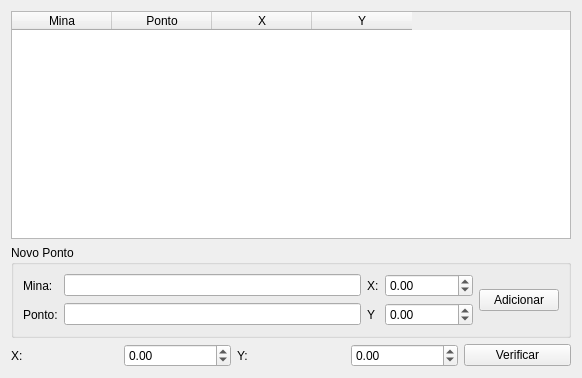
The window that pointinpolygon.ui (gogo40/GoGo-PointsInAPolygon) describes before a commit, drawn with Qt 5.
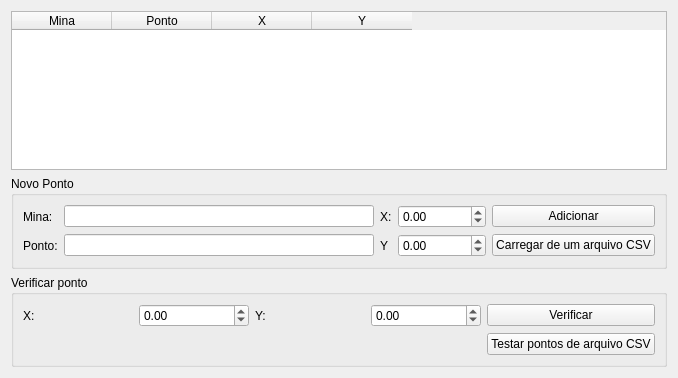
The same window after the commit.

Patch:
```diff
--- a/pointinpolygon.ui
+++ b/pointinpolygon.ui
@@ -6,7 +6,7 @@
    <rect>
     <x>0</x>
     <y>0</y>
-    <width>582</width>
+    <width>678</width>
     <height>378</height>
    </rect>
   </property>
@@ -14,23 +14,6 @@
    <string>Point In A Polygon</string>
   </property>
   <layout class="QGridLayout" name="gridLayout_2">
-   <item row="2" column="0">
-    <widget class="QLabel" name="label_3">
-     <property name="text">
-      <string>X:</string>
-     </property>
-    </widget>
-   </item>
-   <item row="2" column="1">
-    <widget class="QDoubleSpinBox" name="xPoint">
-     <property name="minimum">
-      <double>-9999999.000000000000000</double>
-     </property>
-     <property name="maximum">
-      <double>9999999.000000000000000</double>
-     </property>
-    </widget>
-   </item>
    <item row="0" column="0" colspan="5">
     <widget class="QTableWidget" name="PolygonTable">
      <property name="sizeAdjustPolicy">
@@ -61,31 +44,7 @@
      </column>
     </widget>
    </item>
-   <item row="2" column="2">
-    <widget class="QLabel" name="label_4">
-     <property name="text">
-      <string>Y:</string>
-     </property>
-    </widget>
-   </item>
-   <item row="2" column="3">
-    <widget class="QDoubleSpinBox" name="yPoint">
-     <property name="minimum">
-      <double>-9999999.000000000000000</double>
-     </property>
-     <property name="maximum">
-      <double>9999999.000000000000000</double>
-     </property>
-    </widget>
-   </item>
-   <item row="2" column="4">
-    <widget class="QPushButton" name="verifyPointButton">
-     <property name="text">
-      <string>Verificar</string>
-     </property>
-    </widget>
-   </item>
-   <item row="1" column="0" colspan="5">
+   <item row="2" column="0" colspan="5">
     <widget class="QGroupBox" name="groupBox">
      <property name="title">
       <string>Novo Ponto</string>
@@ -108,6 +67,20 @@
         </property>
        </widget>
       </item>
+      <item row="1" column="8">
+       <widget class="QPushButton" name="loadFromCSVFileButton">
+        <property name="text">
+         <string>Carregar de um arquivo CSV</string>
+        </property>
+       </widget>
+      </item>
+      <item row="0" column="8">
+       <widget class="QPushButton" name="addPointButton">
+        <property name="text">
+         <string>Adicionar</string>
+        </property>
+       </widget>
+      </item>
       <item row="1" column="0">
        <widget class="QLabel" name="label_6">
         <property name="text">
@@ -118,6 +91,16 @@
       <item row="1" column="1">
        <widget class="QLineEdit" name="point"/>
       </item>
+      <item row="0" column="5">
+       <widget class="QDoubleSpinBox" name="xNewPoint">
+        <property name="minimum">
+         <double>-9999999.000000000000000</double>
+        </property>
+        <property name="maximum">
+         <double>9999999.000000000000000</double>
+        </property>
+       </widget>
+      </item>
       <item row="1" column="4">
        <widget class="QLabel" name="label_2">
         <property name="text">
@@ -135,8 +118,31 @@
         </property>
        </widget>
       </item>
-      <item row="0" column="5">
-       <widget class="QDoubleSpinBox" name="xNewPoint">
+     </layout>
+    </widget>
+   </item>
+   <item row="3" column="0" colspan="5">
+    <widget class="QGroupBox" name="groupBox_2">
+     <property name="title">
+      <string>Verificar ponto</string>
+     </property>
+     <layout class="QGridLayout" name="gridLayout_3">
+      <item row="0" column="4">
+       <widget class="QPushButton" name="verifyPointButton">
+        <property name="text">
+         <string>Verificar</string>
+        </property>
+       </widget>
+      </item>
+      <item row="0" column="0">
+       <widget class="QLabel" name="label_3">
+        <property name="text">
+         <string>X:</string>
+        </property>
+       </widget>
+      </item>
+      <item row="0" column="1">
+       <widget class="QDoubleSpinBox" name="xPoint">
         <property name="minimum">
          <double>-9999999.000000000000000</double>
         </property>
@@ -145,10 +151,27 @@
         </property>
        </widget>
       </item>
-      <item row="0" column="7" rowspan="2">
-       <widget class="QPushButton" name="addPointButton">
+      <item row="0" column="2">
+       <widget class="QLabel" name="label_4">
         <property name="text">
-         <string>Adicionar</string>
+         <string>Y:</string>
+        </property>
+       </widget>
+      </item>
+      <item row="0" column="3">
+       <widget class="QDoubleSpinBox" name="yPoint">
+        <property name="minimum">
+         <double>-9999999.000000000000000</double>
+        </property>
+        <property name="maximum">
+         <double>9999999.000000000000000</double>
+        </property>
+       </widget>
+      </item>
+      <item row="1" column="4">
+       <widget class="QPushButton" name="testPointsFromCSVButton">
+        <property name="text">
+         <string>Testar pontos de arquivo CSV</string>
         </property>
        </widget>
       </item>
```
